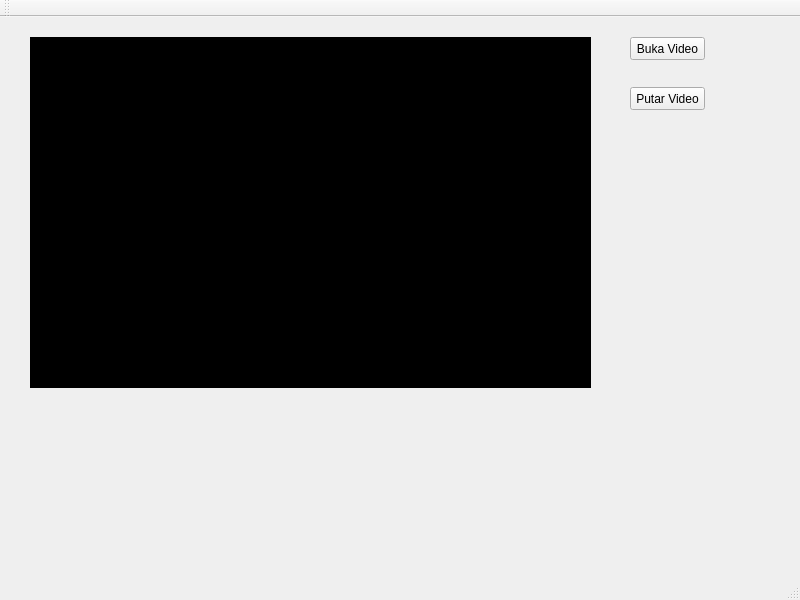
First picture: the form in playwithlabel/mainwindow.ui, repository kodeepic/Belajar_Git, before the edit.
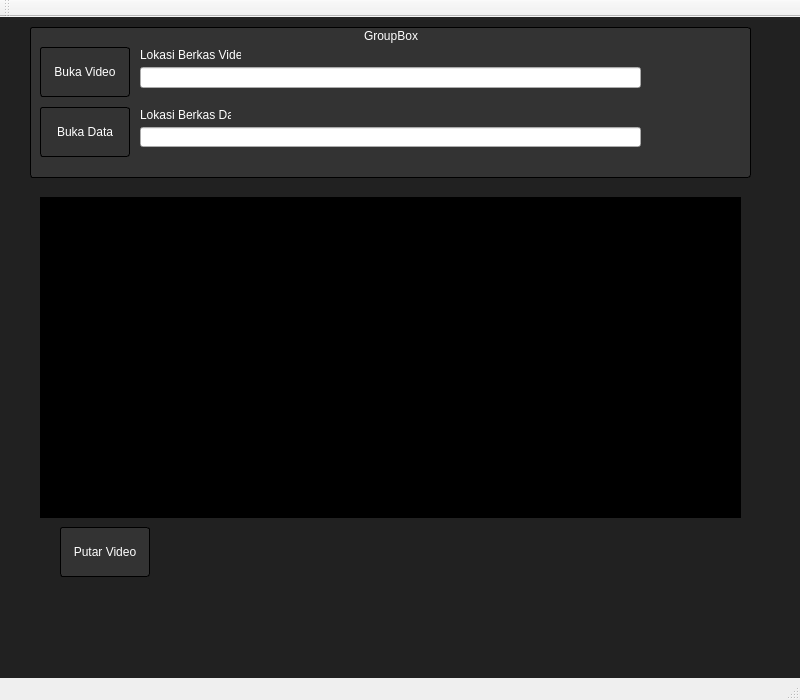
Second picture: the form after the edit. Icons and pictures are not drawn.

Commit message: Menambahkan lineEdit untuk memunculkan lokasi file video dan data

Diff of the .ui file:
```diff
--- a/playwithlabel/mainwindow.ui
+++ b/playwithlabel/mainwindow.ui
@@ -7,7 +7,7 @@
     <x>0</x>
     <y>0</y>
     <width>800</width>
-    <height>600</height>
+    <height>700</height>
    </rect>
   </property>
   <property name="sizePolicy">
@@ -19,20 +19,24 @@
   <property name="minimumSize">
    <size>
     <width>800</width>
-    <height>600</height>
+    <height>700</height>
    </size>
   </property>
   <property name="windowTitle">
    <string>MainWindow</string>
   </property>
+  <property name="styleSheet">
+   <string notr="true">#centralWidget { background:rgba(0,0,0,220);}
+</string>
+  </property>
   <widget class="QWidget" name="centralWidget">
    <widget class="QLabel" name="label">
     <property name="geometry">
      <rect>
-      <x>30</x>
-      <y>20</y>
-      <width>561</width>
-      <height>351</height>
+      <x>40</x>
+      <y>180</y>
+      <width>701</width>
+      <height>321</height>
      </rect>
     </property>
     <property name="styleSheet">
@@ -42,31 +46,218 @@
      <string/>
     </property>
    </widget>
-   <widget class="QPushButton" name="pushButton">
-    <property name="geometry">
-     <rect>
-      <x>630</x>
-      <y>20</y>
-      <width>75</width>
-      <height>23</height>
-     </rect>
-    </property>
-    <property name="text">
-     <string>Buka Video</string>
-    </property>
-   </widget>
    <widget class="QPushButton" name="pushButton_2">
     <property name="geometry">
      <rect>
-      <x>630</x>
-      <y>70</y>
-      <width>75</width>
-      <height>23</height>
+      <x>60</x>
+      <y>510</y>
+      <width>90</width>
+      <height>50</height>
      </rect>
     </property>
+    <property name="sizePolicy">
+     <sizepolicy hsizetype="Fixed" vsizetype="Fixed">
+      <horstretch>0</horstretch>
+      <verstretch>0</verstretch>
+     </sizepolicy>
+    </property>
+    <property name="minimumSize">
+     <size>
+      <width>90</width>
+      <height>50</height>
+     </size>
+    </property>
+    <property name="styleSheet">
+     <string notr="true">QPushButton
+{
+color: white;
+background-color: #333333;
+border-width: 0px;
+border-radius: 3px;
+border: 1px solid;
+}</string>
+    </property>
     <property name="text">
      <string>Putar Video</string>
     </property>
+    <property name="icon">
+     <iconset resource="../tampilan2/icons.qrc">
+      <normaloff>:/icons/icon_control_paly.png</normaloff>:/icons/icon_control_paly.png</iconset>
+    </property>
+    <property name="iconSize">
+     <size>
+      <width>23</width>
+      <height>23</height>
+     </size>
+    </property>
+   </widget>
+   <widget class="QGroupBox" name="groupBox">
+    <property name="geometry">
+     <rect>
+      <x>30</x>
+      <y>10</y>
+      <width>721</width>
+      <height>151</height>
+     </rect>
+    </property>
+    <property name="styleSheet">
+     <string notr="true">QGroupBox
+{
+color: white;
+background-color: #333333;
+border-width: 0px;
+border-radius: 3px;
+ border: 1px solid black;
+}</string>
+    </property>
+    <property name="title">
+     <string>GroupBox</string>
+    </property>
+    <property name="alignment">
+     <set>Qt::AlignCenter</set>
+    </property>
+    <widget class="QPushButton" name="pushButton_3">
+     <property name="geometry">
+      <rect>
+       <x>10</x>
+       <y>80</y>
+       <width>90</width>
+       <height>50</height>
+      </rect>
+     </property>
+     <property name="sizePolicy">
+      <sizepolicy hsizetype="Fixed" vsizetype="Fixed">
+       <horstretch>0</horstretch>
+       <verstretch>0</verstretch>
+      </sizepolicy>
+     </property>
+     <property name="minimumSize">
+      <size>
+       <width>90</width>
+       <height>50</height>
+      </size>
+     </property>
+     <property name="styleSheet">
+      <string notr="true">QPushButton
+{
+color: white;
+background-color: #333333;
+border-width: 0px;
+border-radius: 3px;
+border: 1px solid;
+}</string>
+     </property>
+     <property name="text">
+      <string>Buka Data</string>
+     </property>
+     <property name="icon">
+      <iconset resource="../tampilan2/icons.qrc">
+       <normaloff>:/icons/icon_folder.png</normaloff>:/icons/icon_folder.png</iconset>
+     </property>
+     <property name="iconSize">
+      <size>
+       <width>23</width>
+       <height>23</height>
+      </size>
+     </property>
+    </widget>
+    <widget class="QPushButton" name="pushButton">
+     <property name="geometry">
+      <rect>
+       <x>10</x>
+       <y>20</y>
+       <width>90</width>
+       <height>50</height>
+      </rect>
+     </property>
+     <property name="sizePolicy">
+      <sizepolicy hsizetype="Fixed" vsizetype="Fixed">
+       <horstretch>0</horstretch>
+       <verstretch>0</verstretch>
+      </sizepolicy>
+     </property>
+     <property name="minimumSize">
+      <size>
+       <width>90</width>
+       <height>50</height>
+      </size>
+     </property>
+     <property name="styleSheet">
+      <string notr="true">QPushButton
+{
+color: white;
+background-color: #333333;
+border-width: 0px;
+border-radius: 3px;
+border: 1px solid;
+}</string>
+     </property>
+     <property name="text">
+      <string>Buka Video</string>
+     </property>
+     <property name="icon">
+      <iconset resource="../tampilan2/icons.qrc">
+       <normaloff>:/icons/icon_folder.png</normaloff>:/icons/icon_folder.png</iconset>
+     </property>
+     <property name="iconSize">
+      <size>
+       <width>23</width>
+       <height>23</height>
+      </size>
+     </property>
+    </widget>
+    <widget class="QLabel" name="label_2">
+     <property name="geometry">
+      <rect>
+       <x>110</x>
+       <y>20</y>
+       <width>101</width>
+       <height>16</height>
+      </rect>
+     </property>
+     <property name="styleSheet">
+      <string notr="true">color :white;</string>
+     </property>
+     <property name="text">
+      <string>&lt;html&gt;&lt;head/&gt;&lt;body&gt;&lt;p&gt;Lokasi Berkas Video&lt;/p&gt;&lt;/body&gt;&lt;/html&gt;</string>
+     </property>
+    </widget>
+    <widget class="QLineEdit" name="lineEdit">
+     <property name="geometry">
+      <rect>
+       <x>110</x>
+       <y>40</y>
+       <width>501</width>
+       <height>21</height>
+      </rect>
+     </property>
+    </widget>
+    <widget class="QLabel" name="label_3">
+     <property name="geometry">
+      <rect>
+       <x>110</x>
+       <y>80</y>
+       <width>91</width>
+       <height>16</height>
+      </rect>
+     </property>
+     <property name="styleSheet">
+      <string notr="true">color :white;</string>
+     </property>
+     <property name="text">
+      <string>Lokasi Berkas Data</string>
+     </property>
+    </widget>
+    <widget class="QLineEdit" name="lineEdit_2">
+     <property name="geometry">
+      <rect>
+       <x>110</x>
+       <y>100</y>
+       <width>501</width>
+       <height>20</height>
+      </rect>
+     </property>
+    </widget>
    </widget>
   </widget>
   <widget class="QMenuBar" name="menuBar">
```
The commit also changes 18 other files.
